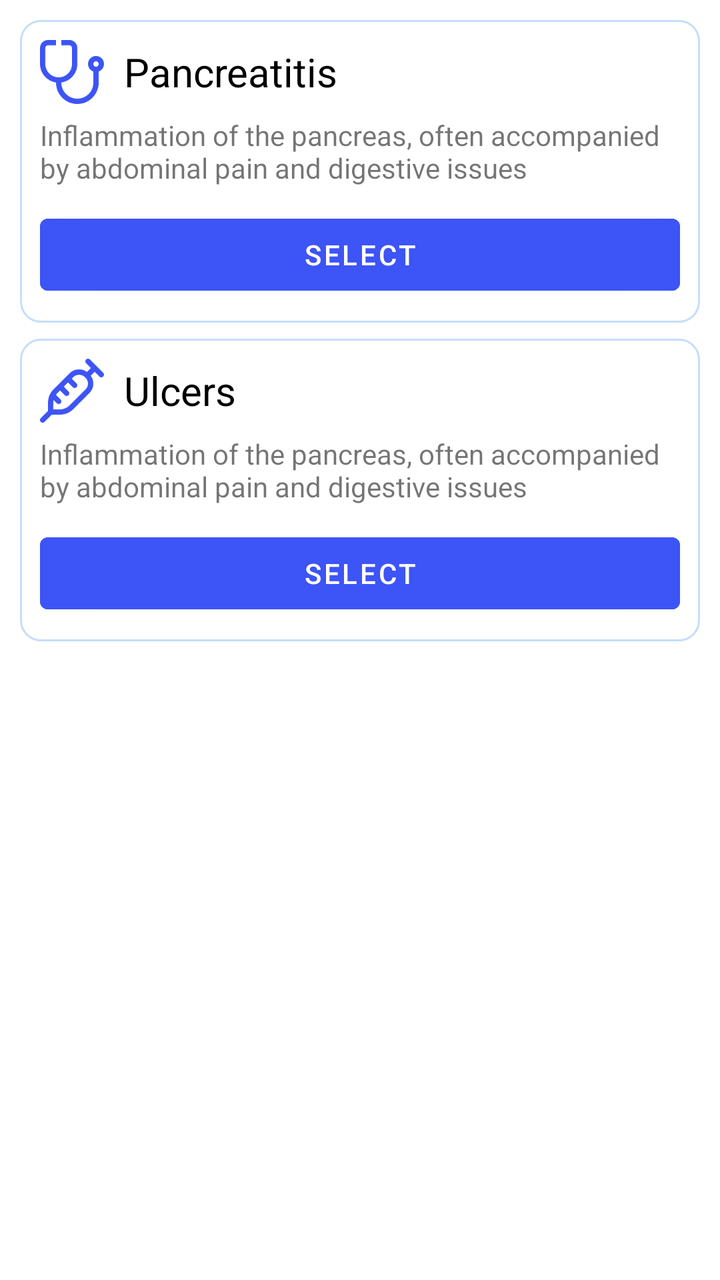
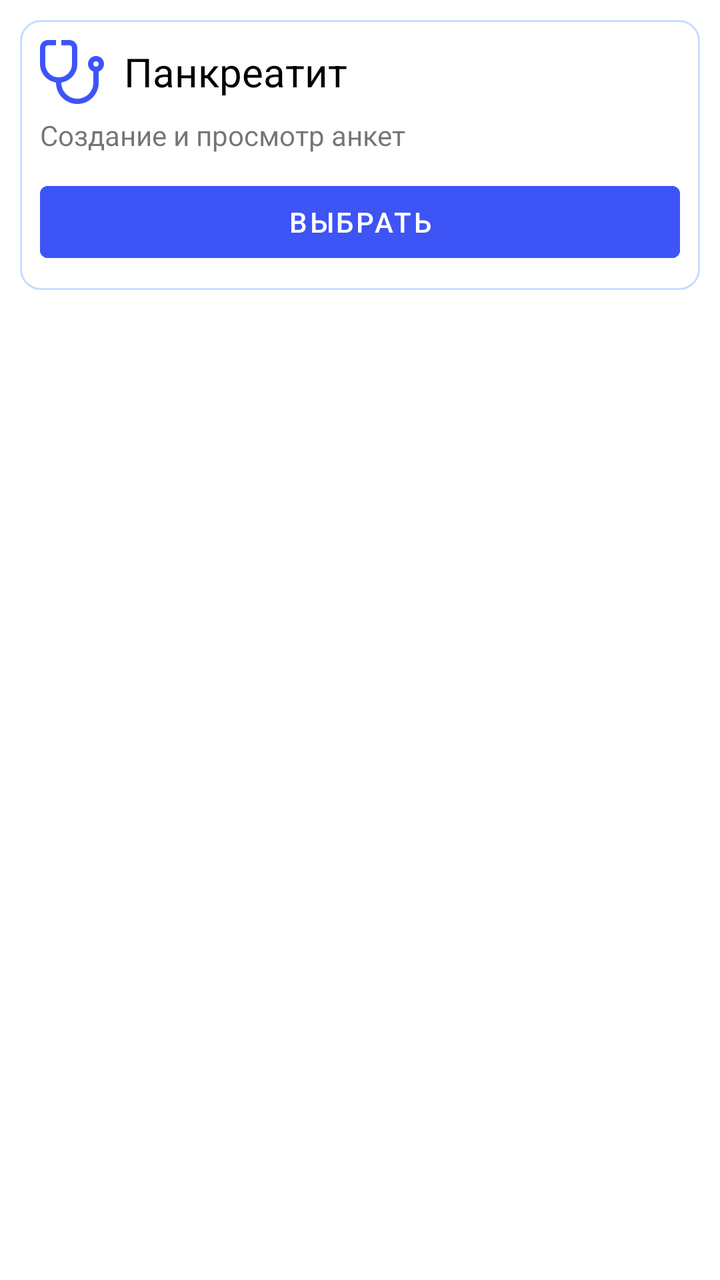

The first picture is an Android layout as it rendered before a commit; the second is the same layout after the commit. The layout source and the unified diff follow.
<!-- AndroidManifest.xml: application theme Theme.Pancreatitis -->
<!-- res/layout/fragment_home.xml -->
<?xml version="1.0" encoding="utf-8"?>
<ScrollView
    xmlns:android="http://schemas.android.com/apk/res/android"
    xmlns:app="http://schemas.android.com/apk/res-auto"
    android:layout_width="match_parent"
    android:layout_height="match_parent" >

    <LinearLayout
        android:layout_width="match_parent"
        android:layout_height="wrap_content"
        android:orientation="vertical"
        android:padding="10dp">

        <LinearLayout
            android:id="@+id/pancreatitis"
            android:layout_width="match_parent"
            android:layout_height="wrap_content"
            android:layout_marginBottom="8dp"
            android:background="@drawable/rounded_background"
            android:padding="10dp">

            <LinearLayout
                android:layout_width="match_parent"
                android:layout_height="wrap_content"
                android:orientation="vertical">

                <LinearLayout
                    android:layout_width="match_parent"
                    android:layout_height="wrap_content"
                    android:orientation="horizontal"
                    android:gravity="start|center_vertical">

                    <ImageView
                        android:layout_width="32dp"
                        android:layout_height="32dp"
                        android:layout_marginEnd="10dp"
                        android:src="@drawable/stethoscope128"
                        app:tint="@color/colorActive" />

                    <TextView
                        android:layout_width="wrap_content"
                        android:layout_height="wrap_content"
                        android:text="Pancreatitis"
                        android:textColor="@color/black"
                        android:textSize="20sp" />
                </LinearLayout>

                <TextView
                    android:id="@+id/text"
                    android:layout_width="match_parent"
                    android:layout_height="wrap_content"
                    android:layout_marginTop="6dp"
                    android:layout_marginBottom="10dp"
                    android:text="Inflammation of the pancreas, often accompanied by abdominal pain and digestive issues"
                    android:textSize="14sp" />

                <Button
                    android:id="@+id/btn_pancreatitis"
                    android:layout_width="match_parent"
                    android:layout_height="wrap_content"
                    android:backgroundTint="@color/colorActive"
                    android:text="Select" />
            </LinearLayout>
        </LinearLayout>


        <LinearLayout
            android:id="@+id/uiclers"
            android:layout_width="match_parent"
            android:layout_height="wrap_content"
            android:layout_marginBottom="8dp"
            android:background="@drawable/rounded_background"
            android:padding="10dp">

            <LinearLayout
                android:layout_width="match_parent"
                android:layout_height="wrap_content"
                android:orientation="vertical">

                <LinearLayout
                    android:layout_width="match_parent"
                    android:layout_height="wrap_content"
                    android:orientation="horizontal"
                    android:gravity="start|center_vertical">

                    <ImageView
                        android:layout_width="32dp"
                        android:layout_height="32dp"
                        android:layout_marginEnd="10dp"
                        android:src="@drawable/syringe128"
                        app:tint="@color/colorActive" />

                    <TextView
                        android:layout_width="wrap_content"
                        android:layout_height="wrap_content"
                        android:text="Ulcers"
                        android:textColor="@color/black"
                        android:textSize="20sp" />
                </LinearLayout>

                <TextView
                    android:layout_width="match_parent"
                    android:layout_height="wrap_content"
                    android:layout_marginTop="6dp"
                    android:layout_marginBottom="10dp"
                    android:text="Inflammation of the pancreas, often accompanied by abdominal pain and digestive issues"
                    android:textSize="14sp" />

                <Button
                    android:id="@+id/btn_uiclers"
                    android:layout_width="match_parent"
                    android:layout_height="wrap_content"
                    android:backgroundTint="@color/colorActive"
                    android:text="Select" />
            </LinearLayout>
        </LinearLayout>

    </LinearLayout>
</ScrollView>
<!-- resources referenced by this layout -->
<resources>
  <color name="black">#FF000000</color>
  <color name="colorActive">#3D54F6</color>
  <!-- drawable rounded_background (drawable) -->
  <?xml version="1.0" encoding="utf-8"?>
  <shape xmlns:android="http://schemas.android.com/apk/res/android"
      android:shape="rectangle">
      <corners android:radius="10dp"/>  
      <solid android:color="@android:color/white"/> 
      <padding
          android:left="2dp"
          android:right="2dp"
          android:top="2dp"
          android:bottom="2dp"/>
  
      <stroke
          android:width="1dp"
          android:color="@color/colorCircle"/> 
  </shape>
  <!-- drawable stethoscope128: png bitmap (drawable, 2896 bytes) -->
  <!-- drawable syringe128: png bitmap (drawable, 2139 bytes) -->
  <style name="Theme.Pancreatitis" parent="Theme.MaterialComponents.DayNight.DarkActionBar">
          
          <item name="colorPrimary">@color/colorActive</item>
          <item name="colorPrimaryVariant">@color/colorActive</item>
          <item name="colorOnPrimary">@color/white</item>
          
          <item name="colorSecondary">@color/teal_200</item>
          <item name="colorSecondaryVariant">@color/teal_700</item>
          <item name="colorOnSecondary">@color/black</item>
          
          <item name="android:statusBarColor">?attr/colorPrimaryVariant</item>
          
      </style>
  <color name="colorCircle">#C5DDFD</color>
  <color name="white">#FFFFFFFF</color>
  <color name="teal_200">#FF03DAC5</color>
  <color name="teal_700">#FF018786</color>
</resources>

<!-- the commit's change to res/layout/fragment_home.xml (unified diff, before → after) -->
@@ -40,7 +40,7 @@
                     <TextView
                         android:layout_width="wrap_content"
                         android:layout_height="wrap_content"
-                        android:text="Pancreatitis"
+                        android:text="Панкреатит"
                         android:textColor="@color/black"
                         android:textSize="20sp" />
                 </LinearLayout>
@@ -51,7 +51,7 @@
                     android:layout_height="wrap_content"
                     android:layout_marginTop="6dp"
                     android:layout_marginBottom="10dp"
-                    android:text="Inflammation of the pancreas, often accompanied by abdominal pain and digestive issues"
+                    android:text="Создание и просмотр анкет"
                     android:textSize="14sp" />
 
                 <Button
@@ -59,61 +59,8 @@
                     android:layout_width="match_parent"
                     android:layout_height="wrap_content"
                     android:backgroundTint="@color/colorActive"
-                    android:text="Select" />
+                    android:text="Выбрать" />
             </LinearLayout>
         </LinearLayout>
-
-
-        <LinearLayout
-            android:id="@+id/uiclers"
-            android:layout_width="match_parent"
-            android:layout_height="wrap_content"
-            android:layout_marginBottom="8dp"
-            android:background="@drawable/rounded_background"
-            android:padding="10dp">
-
-            <LinearLayout
-                android:layout_width="match_parent"
-                android:layout_height="wrap_content"
-                android:orientation="vertical">
-
-                <LinearLayout
-                    android:layout_width="match_parent"
-                    android:layout_height="wrap_content"
-                    android:orientation="horizontal"
-                    android:gravity="start|center_vertical">
-
-                    <ImageView
-                        android:layout_width="32dp"
-                        android:layout_height="32dp"
-                        android:layout_marginEnd="10dp"
-                        android:src="@drawable/syringe128"
-                        app:tint="@color/colorActive" />
-
-                    <TextView
-                        android:layout_width="wrap_content"
-                        android:layout_height="wrap_content"
-                        android:text="Ulcers"
-                        android:textColor="@color/black"
-                        android:textSize="20sp" />
-                </LinearLayout>
-
-                <TextView
-                    android:layout_width="match_parent"
-                    android:layout_height="wrap_content"
-                    android:layout_marginTop="6dp"
-                    android:layout_marginBottom="10dp"
-                    android:text="Inflammation of the pancreas, often accompanied by abdominal pain and digestive issues"
-                    android:textSize="14sp" />
-
-                <Button
-                    android:id="@+id/btn_uiclers"
-                    android:layout_width="match_parent"
-                    android:layout_height="wrap_content"
-                    android:backgroundTint="@color/colorActive"
-                    android:text="Select" />
-            </LinearLayout>
-        </LinearLayout>
-
     </LinearLayout>
 </ScrollView>
<!-- resource entries referenced after the edit -->
@@ -19,7 +19,6 @@
           android:color="@color/colorCircle"/> 
   </shape>
   <!-- drawable stethoscope128: png bitmap (drawable, 2896 bytes) -->
-  <!-- drawable syringe128: png bitmap (drawable, 2139 bytes) -->
   <style name="Theme.Pancreatitis" parent="Theme.MaterialComponents.DayNight.DarkActionBar">
           
           <item name="colorPrimary">@color/colorActive</item>
